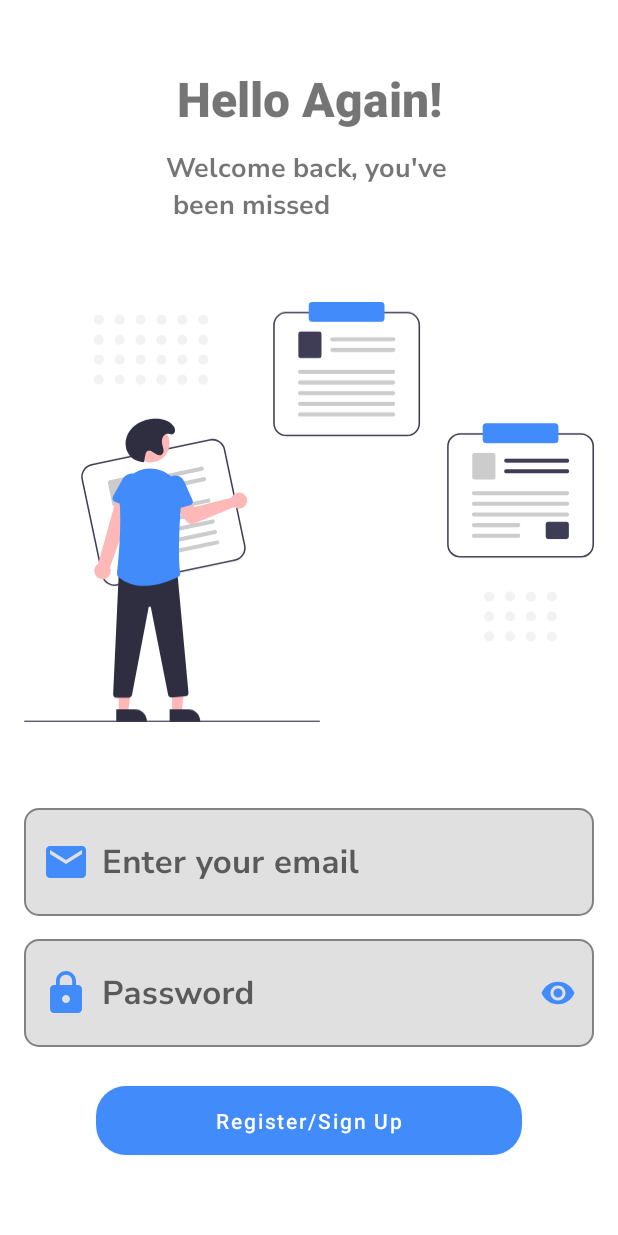
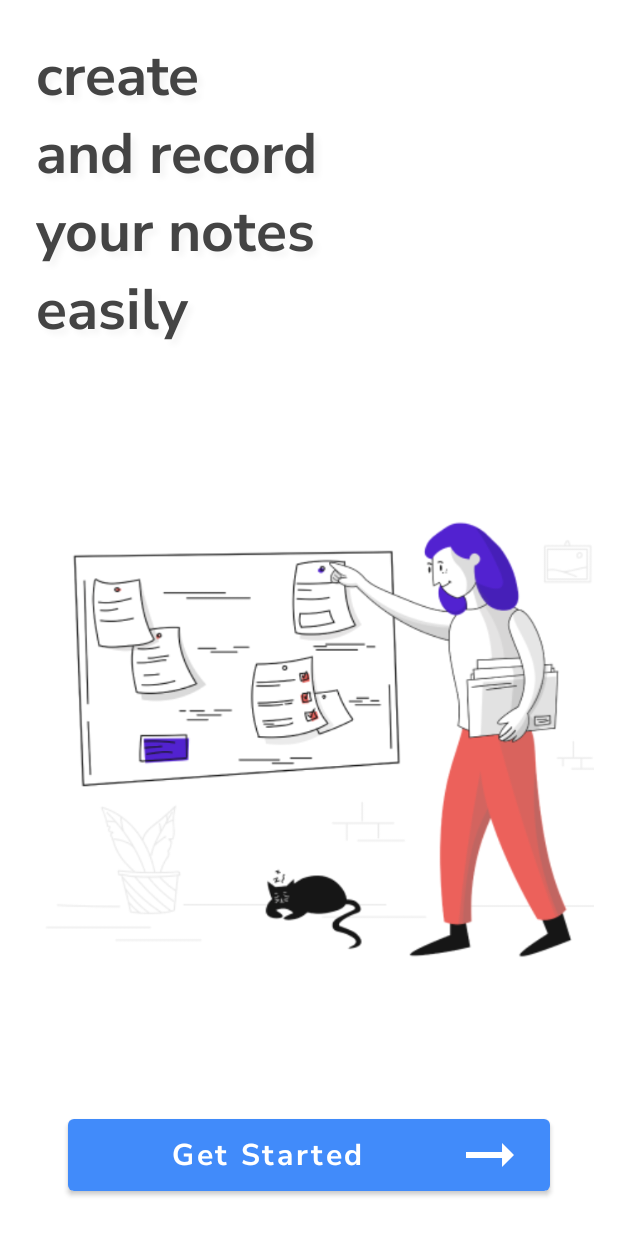
Before and after one commit to srjranjan/Note_App_Firebase, an Android app: the screen it shows after launch (MainActivity), on a phone screen of 412 x 824 dp. Run offline under Robolectric (Android 15) with nearby library versions, the phone set to English and light mode, and no system bars; our stand-ins replace Firebase (no records; nobody signed in at launch, a user with empty details on screens opened directly).

Commit message:
navigation flow created
Signed-off-by: SRJ_ranjan <sudhanshuwithyoualll@gmail.com>

```diff
--- a/app/src/main/java/com/srj/noteappfirebase/OnboardingFragment.kt
+++ b/app/src/main/java/com/srj/noteappfirebase/OnboardingFragment.kt
@@ -4,7 +4,9 @@ import android.os.Bundle
 import android.view.LayoutInflater
 import android.view.View
 import android.view.ViewGroup
+import android.widget.Button
 import androidx.fragment.app.Fragment
+import androidx.navigation.fragment.findNavController
 
 // TODO: Rename parameter arguments, choose names that match
 // the fragment initialization parameters, e.g. ARG_ITEM_NUMBER
@@ -37,6 +39,17 @@ class OnboardingFragment : Fragment() {
         return inflater.inflate(R.layout.fragment_onboarding, container, false)
     }
 
+    override fun onViewCreated(view: View, savedInstanceState: Bundle?) {
+        super.onViewCreated(view, savedInstanceState)
+        val button = view.findViewById<Button>(R.id.button2)
+        button.setOnClickListener {
+            val navDirections =
+                OnboardingFragmentDirections.actionOnboardingFragmentToLoginSignupFragment()
+            findNavController().navigate(navDirections)
+
+        }
+    }
+
     companion object {
         /**
          * Use this factory method to create a new instance of
--- a/app/src/main/java/com/srj/noteappfirebase/SplashFragment.kt
+++ b/app/src/main/java/com/srj/noteappfirebase/SplashFragment.kt
@@ -50,12 +50,13 @@ class SplashFragment : Fragment() {
         Handler().postDelayed({
             if (user != null) {
                 navDirections = SplashFragmentDirections.actionSplashFragmentToHomeFragment()
+                navDirections.arguments.putString("username", user.toString())
                 findNavController().navigate(navDirections)
 
 
             } else {
                 navDirections =
-                    SplashFragmentDirections.actionSplashFragmentToLoginSignupFragment()
+                    SplashFragmentDirections.actionSplashFragmentToOnboardingFragment()
                 findNavController().navigate(navDirections)
 
             }
--- a/app/src/main/res/layout/fragment_login_signup.xml
+++ b/app/src/main/res/layout/fragment_login_signup.xml
@@ -109,7 +109,8 @@
         app:layout_constraintEnd_toEndOf="parent"
         app:layout_constraintStart_toStartOf="parent"
         app:passwordToggleEnabled="true"
-        app:passwordToggleTint="@color/purple_500">
+        app:passwordToggleTint="@color/purple_500"
+        tools:targetApi="p">
 
         <com.google.android.material.textfield.TextInputEditText
             android:id="@+id/password"
--- a/app/src/main/res/navigation/nav_graph.xml
+++ b/app/src/main/res/navigation/nav_graph.xml
@@ -44,11 +44,9 @@
             app:destination="@id/onboardingFragment"
             app:popUpTo="@id/splashFragment"
             app:popUpToInclusive="true" />
-        <action
-            android:id="@+id/action_splashFragment_to_loginSignupFragment"
-            app:destination="@id/loginSignupFragment"
-            app:popUpTo="@id/splashFragment"
-            app:popUpToInclusive="true" />
+        <argument
+            android:name='"username"'
+            app:argType="string" />
     </fragment>
     <fragment
         android:id="@+id/onboardingFragment"
```
Also changed, not shown: app/src/main/java/com/srj/noteappfirebase/LoginSignupFragment.kt (+25 -0 lines).
